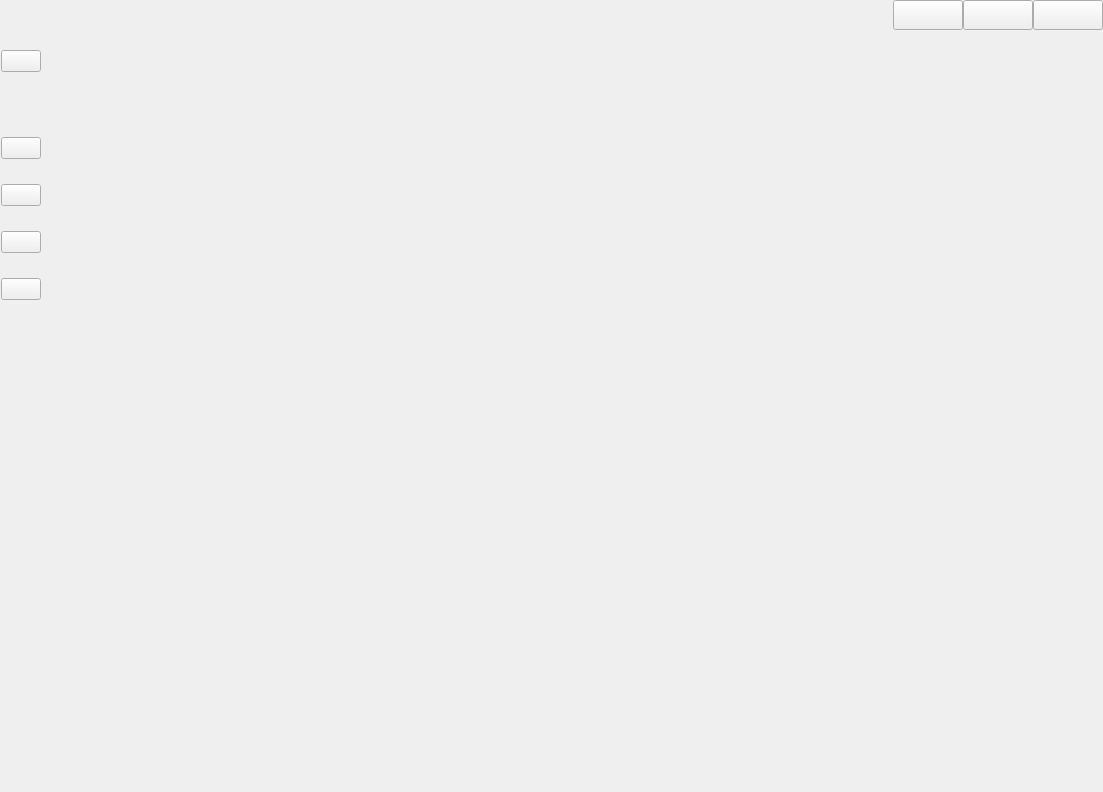
Qt form UI/mainwindow.ui (SweerItTer/facerecognition) before a commit.
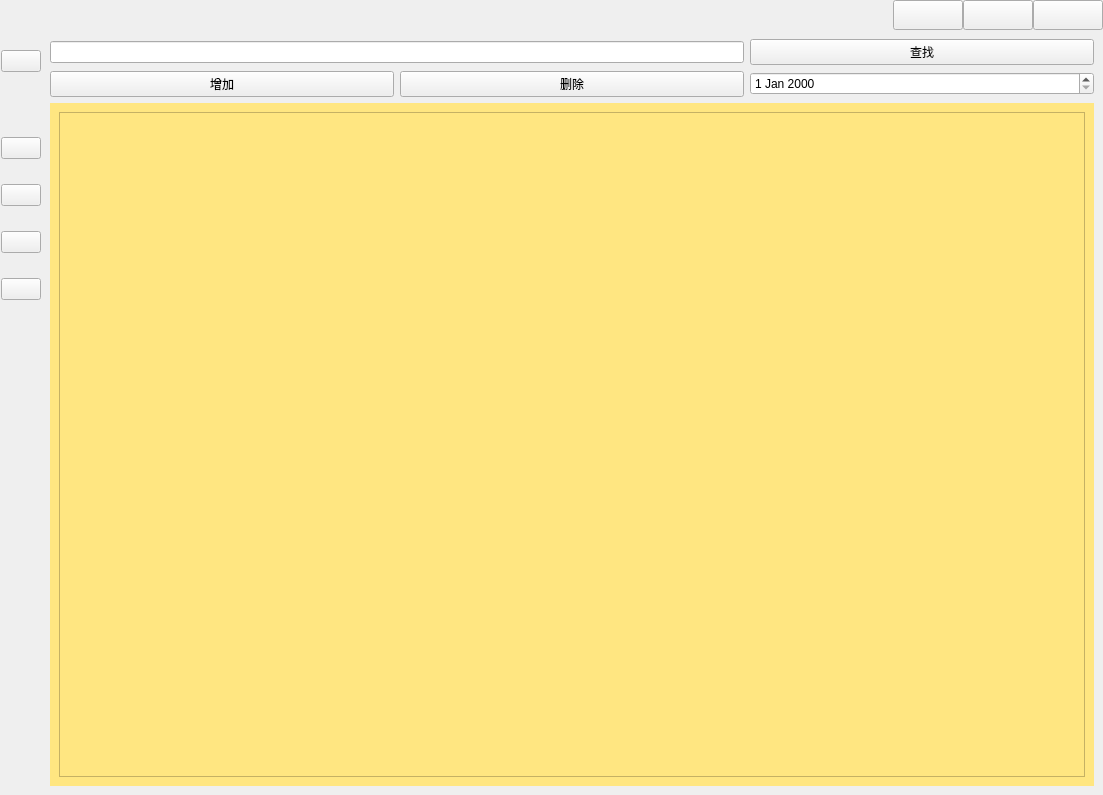
The same form after that commit. The open tabs and pages were chosen to show the change. Icons and pictures are not drawn. Custom widgets are drawn as their Qt base class.

```diff
--- a/UI/mainwindow.ui
+++ b/UI/mainwindow.ui
@@ -7,7 +7,7 @@
     <x>0</x>
     <y>0</y>
     <width>1103</width>
-    <height>786</height>
+    <height>795</height>
    </rect>
   </property>
   <property name="windowTitle">
@@ -803,7 +803,49 @@
         </item>
        </layout>
       </widget>
-      <widget class="QWidget" name="page_3"/>
+      <widget class="QWidget" name="page_3">
+       <layout class="QGridLayout" name="gridLayout_14">
+        <item row="0" column="2">
+         <widget class="QPushButton" name="pushButton_2">
+          <property name="text">
+           <string>查找</string>
+          </property>
+         </widget>
+        </item>
+        <item row="0" column="0" colspan="2">
+         <widget class="QLineEdit" name="lineEdit"/>
+        </item>
+        <item row="1" column="1">
+         <widget class="QPushButton" name="pushButton_4">
+          <property name="text">
+           <string>删除</string>
+          </property>
+         </widget>
+        </item>
+        <item row="1" column="2">
+         <widget class="QDateEdit" name="dateEdit"/>
+        </item>
+        <item row="1" column="0">
+         <widget class="QPushButton" name="pushButton_3">
+          <property name="text">
+           <string>增加</string>
+          </property>
+         </widget>
+        </item>
+        <item row="2" column="0" colspan="3">
+         <widget class="QWidget" name="widget_3" native="true">
+          <property name="styleSheet">
+           <string notr="true">background-color: rgb(255, 230, 129);</string>
+          </property>
+          <layout class="QGridLayout" name="gridLayout_15">
+           <item row="0" column="0">
+            <widget class="QTableView" name="identity"/>
+           </item>
+          </layout>
+         </widget>
+        </item>
+       </layout>
+      </widget>
       <widget class="QWidget" name="page_4">
        <layout class="QGridLayout" name="gridLayout_4">
         <item row="7" column="4">
```
Left out of the diff: 4 changed lines with no effect on the pictures.
